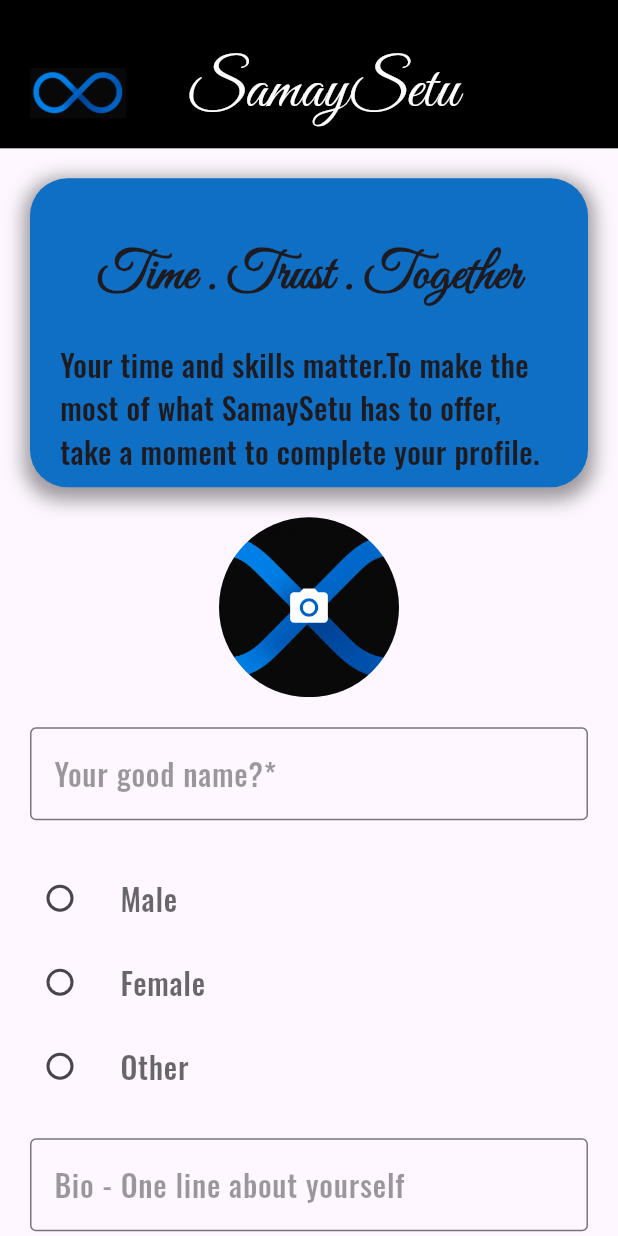
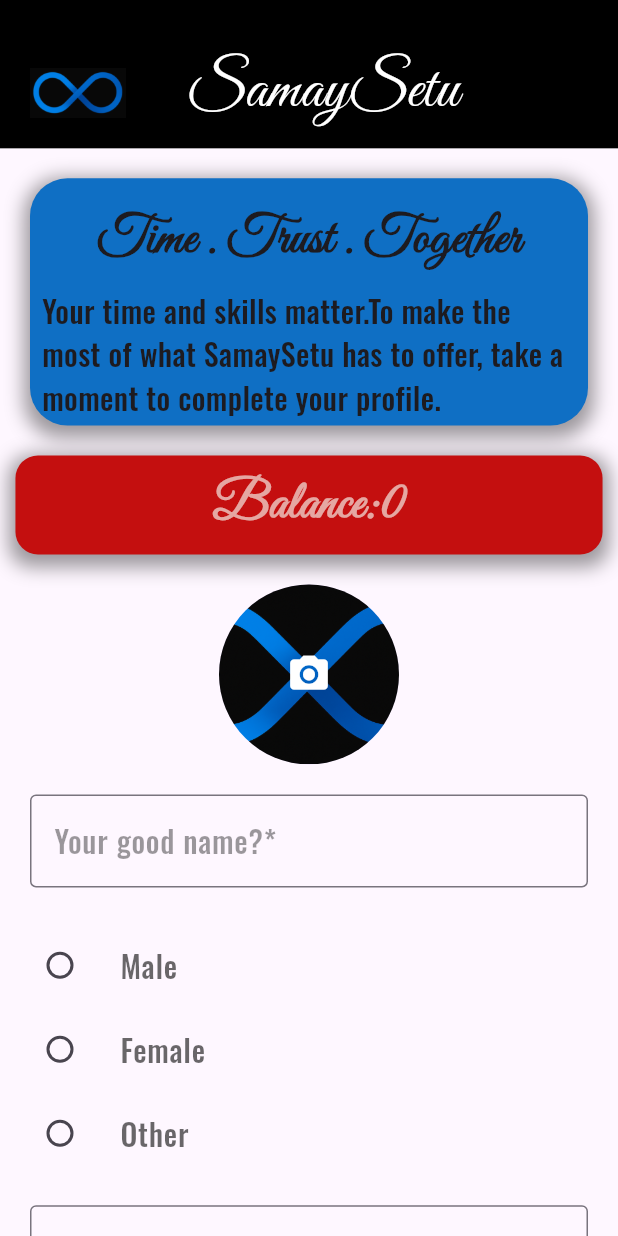
Before and after one commit to JuhiLasod/SamaySetu, a Flutter app: the editProfile screen opened directly, on a phone screen of 412 x 824 dp. Run offline on Flutter 3.47's test engine with Material 3 defaults, Android fonts, the phone set to English and light mode, and no system bars; our stand-ins replace image_picker, shared_preferences; accounts and stored records are empty; network calls fail.

Commit message:
fetched balance

```diff
--- a/frontend/lib/screens/editProfile.dart
+++ b/frontend/lib/screens/editProfile.dart
@@ -67,7 +67,7 @@ class _editProfileState extends State<editProfile>
 
   File? _profileImage;
   final ImagePicker _picker = ImagePicker();
-
+  int balance=0;
   String msg='';
   String name='';
   String bio='';
@@ -92,6 +92,7 @@ void loadContent()async{
   final data=jsonDecode( res.body);
   setState(() {
     // name=data['name'];
+    balance=data['balance'];
     _namec.text=data['name'];
     _selectedGender=data['gender'];
     _bioc.text= data['bio'];
@@ -413,17 +414,67 @@ void loadContent()async{
                   )]
                 ),
                 // width: screenWidth * 0.8,
-                height: screenHeight * 0.25,
+                height: screenHeight * 0.20,
                 child: Padding(
-                  padding: EdgeInsets.all(20),
+                  padding: EdgeInsets.all(8),
                   child: Column(
                     children: [
-                      Padding(padding: EdgeInsets.fromLTRB(0, 20, 0, 20),child: Text(' Time . Trust . Together ',style: TextStyle(fontFamily: 'title',fontSize: 35,fontWeight: FontWeight.bold),)),
+                      Padding(padding: EdgeInsets.fromLTRB(0, 8 , 0, 8),child: Text(' Time . Trust . Together ',style: TextStyle(fontFamily: 'title',fontSize: 35,fontWeight: FontWeight.bold),)),
                       Text('Your time and skills matter.To make the most of what SamaySetu has to offer, take a moment to complete your profile.',
                       style: TextStyle(fontFamily: 'basic',fontSize: 20)
                     )],
                   ),
                 ),
+              ),
+            ),
+            if(balance==0)
+            Padding( padding:EdgeInsets.fromLTRB(0, 0, 0, 20),
+              child: Container(
+                width: screenWidth *0.95,
+                height: screenHeight * 0.08,
+                decoration: BoxDecoration(
+                  borderRadius: BorderRadius.circular(15),
+                  color: Color.fromARGB(255, 196, 15, 15),
+                  boxShadow:[ BoxShadow(
+                    color: Colors.black.withAlpha(100),
+                    spreadRadius: 4,
+                    blurRadius: 10,
+                    offset: Offset(0, 4)
+                  )]
+                ),
+                // color: const Color.fromARGB(255, 178, 13, 1),
+                child: Row(
+                  mainAxisAlignment: MainAxisAlignment.center ,
+                  crossAxisAlignment: CrossAxisAlignment.center,
+                  children: [
+                    Text("Balance:${balance.toString()}",style:TextStyle(fontWeight: FontWeight.bold,fontFamily: 'title',fontSize: 35, color: const Color.fromARGB(255, 229, 167, 162)))
+                  ]
+                )
+              ),
+            )
+            else
+            Padding( padding:EdgeInsets.fromLTRB(0, 0, 0, 20),
+              child: Container(
+                width: screenWidth *0.95,
+                height: screenHeight * 0.08,
+                decoration: BoxDecoration(
+                  borderRadius: BorderRadius.circular(15),
+                  color: Color.fromARGB(255, 14, 203, 49),
+                  boxShadow:[ BoxShadow(
+                    color: Colors.black.withAlpha(100),
+                    spreadRadius: 4,
+                    blurRadius: 10,
+                    offset: Offset(0, 4)
+                  )]
+                ),
+                // color: const Color.fromARGB(255, 178, 13, 1),
+                child: Row(
+                  mainAxisAlignment: MainAxisAlignment.center ,
+                  crossAxisAlignment: CrossAxisAlignment.center,
+                  children: [
+                    Text("Balance:${balance.toString()}",style:TextStyle(fontWeight: FontWeight.bold,fontFamily: 'title',fontSize: 35, color: const Color.fromARGB(255, 229, 167, 162)))
+                  ]
+                )
               ),
             ),
             Expanded(
```
Also changed, not shown: 1 other file.
